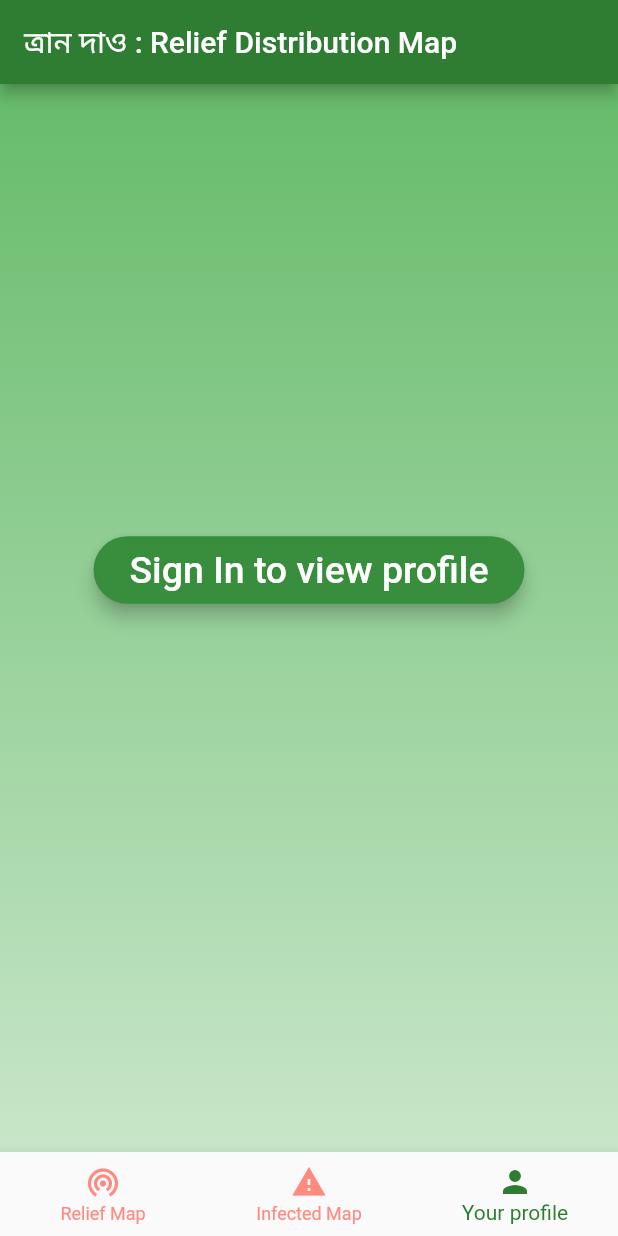
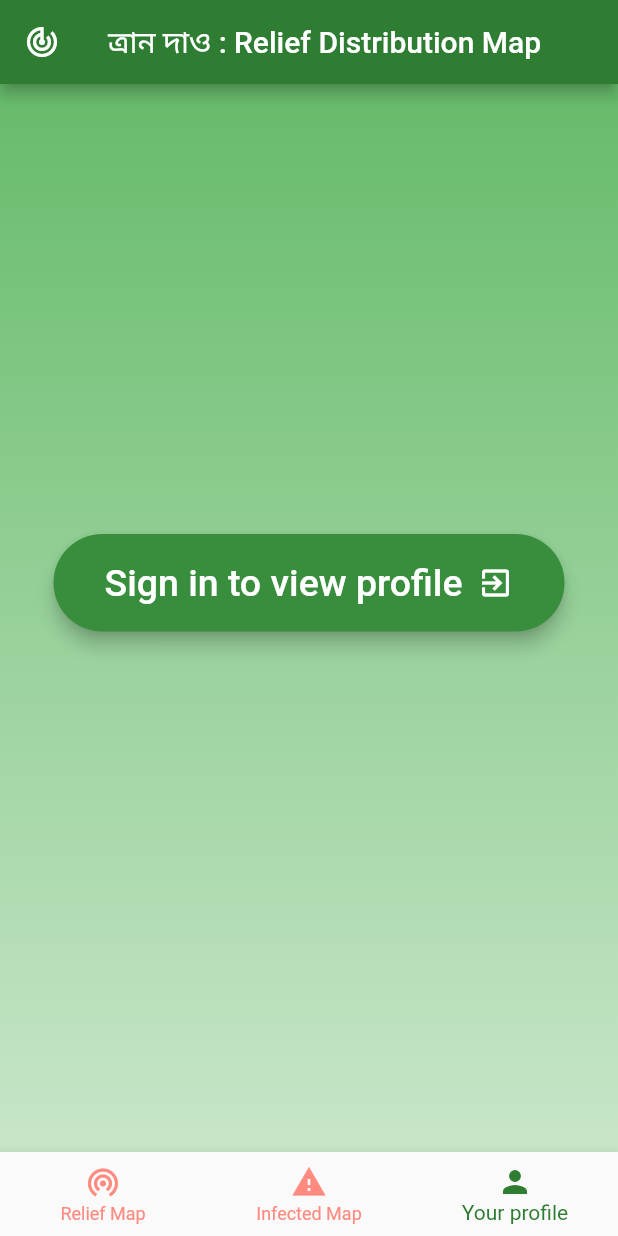
Before and after one commit to bmabir17/tran_dao, a Flutter app: the screen it shows after launch, item 3 of the bottom bar chosen, on a phone screen of 412 x 824 dp. Run offline on Flutter 3.47's test engine with Material 2 defaults, Android fonts, the light colour scheme and no system bars; our stand-ins replace cloud_firestore, firebase_auth, geolocator, google_sign_in, splashscreen; missing offline and left inert: google_maps_flutter_heatmap; accounts and stored records are empty.

Commit message:
icons added on userprofile page

```diff
--- a/lib/menu.dart
+++ b/lib/menu.dart
@@ -44,7 +44,11 @@ class _MenuPageState extends State<MenuPage>{
   Widget build(BuildContext context) {
     return Scaffold(
       appBar: AppBar(
-        title: const Text("ত্রান দাও : Relief Distribution Map"),
+        title: const Text("ত্রান দাও : Relief Distribution Map",textAlign: TextAlign.center,),
+        leading: new IconButton(
+          icon: new Icon(Icons.track_changes),
+          onPressed: () {},
+        ),
         backgroundColor: Colors.green[800],
       ),
       body: Center(
--- a/lib/ui/infectedMapPage.dart
+++ b/lib/ui/infectedMapPage.dart
@@ -118,7 +118,7 @@ class _InfectedMapPageState extends State<InfectedMapPage>{
                 onPressed: () {
                   _showQuantityModal(context,selectedLocationID,selectedLocationQuantity,selectedLocationMarkerId);
                 },
-                label: Text('Update data $selectedLocationQuantity'),
+                label: Text('Update: $selectedLocationQuantity'),
                 icon: Icon(Icons.edit),
                 backgroundColor: Colors.yellow[800],
               ),
@@ -163,7 +163,7 @@ class _InfectedMapPageState extends State<InfectedMapPage>{
           markerId: MarkerId(location.toString()),
           position: location,
           infoWindow: InfoWindow(
-            title: 'Data Source: $orgName, Entry: $dataType $documentID' ,
+            title: 'Data Source: $orgName, Entry: $dataType' ,
             snippet: ' Number of infected: $quantity ,Date: $dateString',
           ),
           icon: BitmapDescriptor.defaultMarkerWithHue(20),
--- a/lib/ui/userProfilePage.dart
+++ b/lib/ui/userProfilePage.dart
@@ -84,10 +84,21 @@ class _UserProfileState extends State<UserProfile> {
               color: Colors.red[700],
               child: Padding(
                 padding: const EdgeInsets.all(8.0),
-                child: Text(
-                  'Sign Out',
-                  style: TextStyle(fontSize: 25, color: Colors.white),
-                ),
+                child:Row(
+                  mainAxisSize: MainAxisSize.min,
+                  mainAxisAlignment: MainAxisAlignment.spaceBetween,
+                  children: <Widget>[
+                    Text(
+                      'Sign Out',
+                      style: TextStyle(fontSize: 25, color: Colors.white),
+                    ),
+                    SizedBox(width: 10,),
+                    Icon(
+                      Icons.launch,
+                      color: Colors.white,
+                    )
+                  ]
+                )
               ),
               elevation: 5,
               shape: RoundedRectangleBorder(
@@ -116,11 +127,22 @@ class _UserProfileState extends State<UserProfile> {
             },
             color: Colors.green[700],
             child: Padding(
-              padding: const EdgeInsets.all(8.0),
-              child: Text(
-                'Sign In to view profile',
-                style: TextStyle(fontSize: 25, color: Colors.white),
-              ),
+              padding: const EdgeInsets.all(18.0),
+              child: Row(
+                  mainAxisSize: MainAxisSize.min,
+                  mainAxisAlignment: MainAxisAlignment.spaceBetween,
+                  children: <Widget>[
+                    Text(
+                      'Sign in to view profile',
+                      style: TextStyle(fontSize: 25, color: Colors.white),
+                    ),
+                    SizedBox(width: 10,),
+                    Icon(
+                      Icons.exit_to_app,
+                      color: Colors.white,
+                    )
+                  ]
+                ),
             ),
             elevation: 5,
             shape: RoundedRectangleBorder(
```
